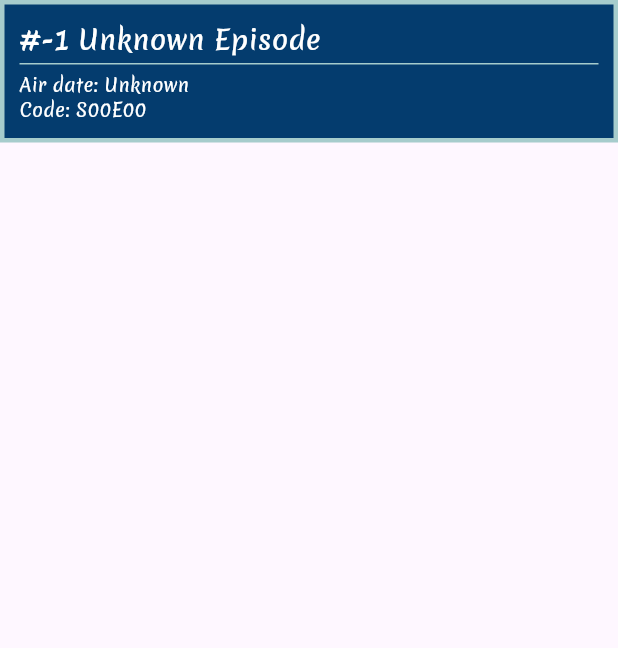
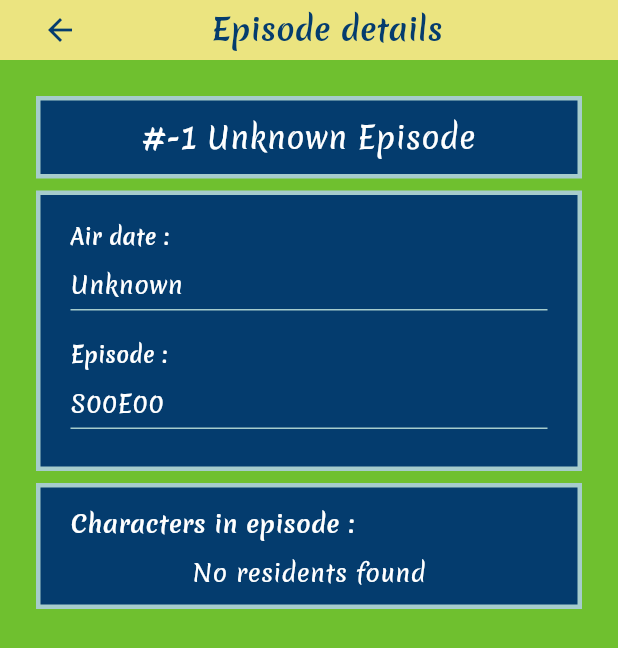
Before and after one commit to Kikekike/rick_and_morty_app, a Flutter app: the EpisodeCard widget shown alone on an empty page, opened directly with empty values, after a tap on an icon or button, on a phone screen of 412 x 824 dp. Shown: the top 648 px of the screen. Run offline on Flutter 3.47's test engine with Material 3 defaults, Android fonts, the phone set to English and light mode, and no system bars; our stand-ins replace graphql_flutter, marquee.

Commit message:
Adding episode details page

```diff
--- a/lib/constants/strings.dart
+++ b/lib/constants/strings.dart
@@ -6,6 +6,7 @@ class AppStrings {
   static const String characterListTitle = 'Character List';
   static const String locationDetailsTitle = 'Location details';
   static const String locationListTitle = 'Location List';
+  static const String episodeDetailsTitle = 'Episode details';
 
   static const String characters = 'Characters';
   static const String locations = 'Locations';
@@ -44,4 +45,8 @@ class AppStrings {
   static const String wordUnknownLocation = 'Unknown Location';
   static const String wordUnknownEpisode = 'Unknown Episode';
   static const String wordNumberUnknownEpisode = 'S00E00';
+
+  static const String airDate = 'Air date';
+  static const String episode = 'Episode';
+  static const String characterInEpisode = 'Characters in episode';
 }
--- a/lib/ui/components/episode_card.dart
+++ b/lib/ui/components/episode_card.dart
@@ -1,6 +1,7 @@
 import 'package:flutter/material.dart';
 import 'package:rickandmortyapp/models/episode_model.dart';
 import 'package:rickandmortyapp/theme/app_text_styles.dart';
+import 'package:rickandmortyapp/ui/pages/episode_list/episode_details_page.dart';
 import 'package:rickandmortyapp/ui/widgets/auto_scroll_text.dart';
 import 'package:rickandmortyapp/ui/widgets/custom_main_container.dart';
 import 'package:rickandmortyapp/ui/widgets/custom_principal_text.dart';
@@ -14,7 +15,14 @@ class EpisodeCard extends StatelessWidget {
   @override
   Widget build(BuildContext context) {
     return GestureDetector(
-      onTap: () => {},
+      onTap: () {
+        Navigator.push(
+          context,
+          MaterialPageRoute(
+            builder: (context) => EpisodeDetailsPage(episode: episode),
+          ),
+        );
+      },
       child: SizedBox(
         width: double.infinity,
         child: CustomMainContainer(
--- /dev/null
+++ b/lib/ui/pages/episode_list/episode_details_page.dart
@@ -0,0 +1,90 @@
+import 'package:flutter/material.dart';
+import 'package:rickandmortyapp/constants/strings.dart';
+import 'package:rickandmortyapp/models/episode_model.dart';
+import 'package:rickandmortyapp/ui/components/residents_component.dart';
+import 'package:rickandmortyapp/ui/layout/base_layout.dart';
+import 'package:rickandmortyapp/ui/widgets/custom_character_data.dart';
+import 'package:rickandmortyapp/ui/widgets/custom_main_container.dart';
+import 'package:rickandmortyapp/ui/widgets/custom_principal_text.dart';
+
+class EpisodeDetailsPage extends StatefulWidget {
+  final EpisodeModel episode;
+
+  const EpisodeDetailsPage({super.key, required this.episode});
+
+  @override
+  State<EpisodeDetailsPage> createState() => _EpisodeDetailsPageState();
+}
+
+class _EpisodeDetailsPageState extends State<EpisodeDetailsPage> {
+  @override
+  Widget build(BuildContext context) {
+    return BaseLayout(
+      showBackButton: true,
+      tp: 12,
+      bp: 24,
+      title: AppStrings.episodeDetailsTitle,
+      child: SizedBox(
+        width: double.infinity,
+        child: SingleChildScrollView(
+          child: Column(
+            mainAxisSize: MainAxisSize.min,
+            children: [
+              const SizedBox(height: 12),
+              CustomMainContainer(
+                mb: 8,
+                child: CustomPrincipalText(
+                  textAlign: TextAlign.center,
+                  text: "#${widget.episode.id} ${widget.episode.name}",
+                  color: Colors.white,
+                  fontSize: 20,
+                ),
+              ),
+              CustomMainContainer(
+                pb: 5,
+                pt: 18,
+                mb: 8,
+                child: Column(
+                  mainAxisSize: MainAxisSize.min,
+                  crossAxisAlignment: CrossAxisAlignment.start,
+                  children: [
+                    CustomCharacterData(
+                      titleData: AppStrings.airDate,
+                      data: widget.episode.airDate,
+                    ),
+                    CustomCharacterData(
+                      titleData: AppStrings.episode,
+                      data: widget.episode.episode,
+                    ),
+                  ],
+                ),
+              ),
+              CustomMainContainer(
+                mb: 8,
+                pt: 12,
+                child: Column(
+                  mainAxisAlignment: MainAxisAlignment.start,
+                  mainAxisSize: MainAxisSize.min,
+                  children: [
+                    const SizedBox(
+                      width: double.infinity,
+                      child: CustomPrincipalText(
+                        textAlign: TextAlign.left,
+                        text: "${AppStrings.characterInEpisode} :",
+                        color: Colors.white,
+                        fontSize: 16,
+                        fontWeight: FontWeight.w600,
+                      ),
+                    ),
+                    const SizedBox(height: 10),
+                    ResidentsComponent(residentIds: widget.episode.characters)
+                  ],
+                ),
+              ),
+            ],
+          ),
+        ),
+      ),
+    );
+  }
+}
--- a/lib/ui/pages/episode_list/episode_list_page.dart
+++ b/lib/ui/pages/episode_list/episode_list_page.dart
@@ -36,7 +36,8 @@ class EpisodeListPage extends StatelessWidget {
             builder: (context, controller, _) {
               if (controller.hasSearched &&
                   !controller.isLoading &&
-                  (controller.hasError || controller.episodes.isEmpty)) {
+                  controller.episodes.isEmpty &&
+                  controller.hasError) {
                 return const Padding(
                   padding: EdgeInsets.only(top: 15),
                   child: CustomPrincipalText(
--- a/lib/ui/pages/location_details_page.dart
+++ b/lib/ui/pages/location_details_page.dart
@@ -79,6 +79,7 @@ class _LocationDetailsPageState extends State<LocationDetailsPage> {
                           text: "${AppStrings.residents} :",
                           color: Colors.white,
                           fontSize: 16,
+                          fontWeight: FontWeight.w600,
                         ),
                       ),
                       const SizedBox(height: 10),
```
Also changed, not shown: 1 other file.
